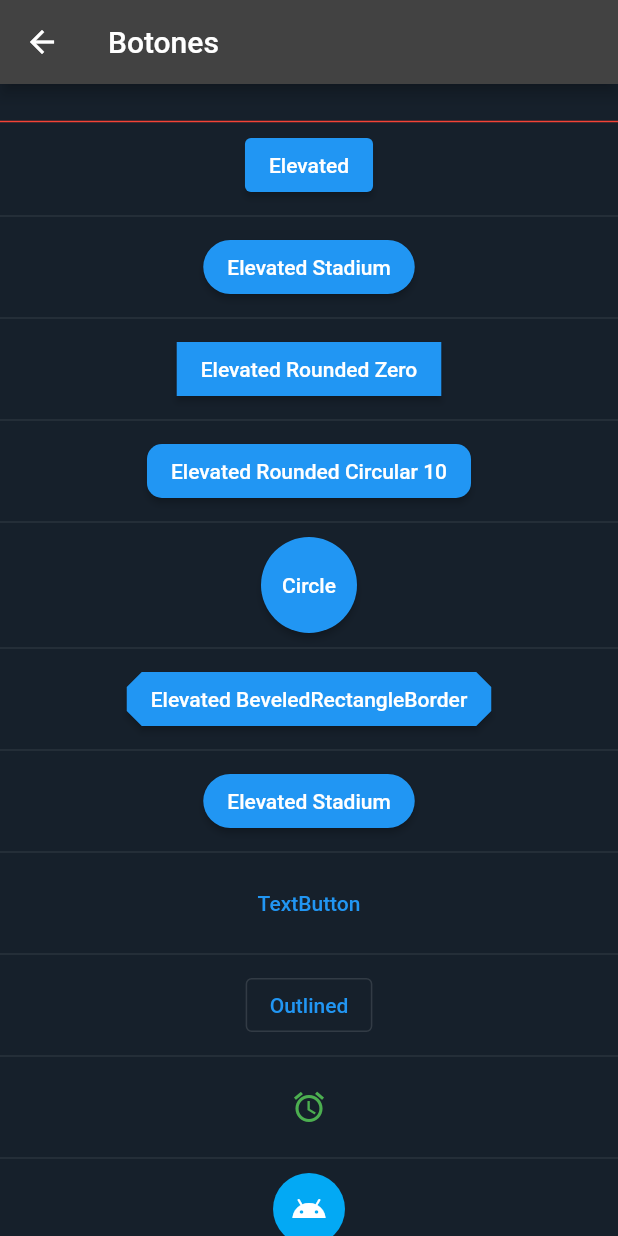
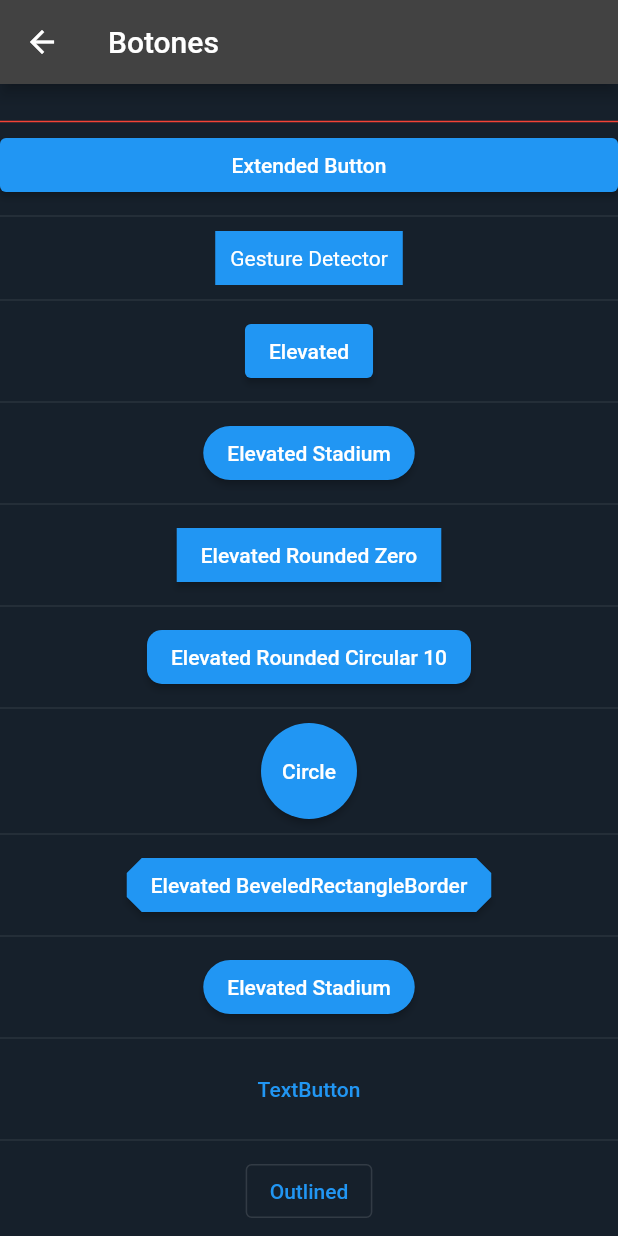
Before and after one commit to danielsaps/flutter-components, a Flutter app: the BotonesPage screen opened by its route, on a phone screen of 412 x 824 dp. Run offline on Flutter 3.47's test engine with Material 2 defaults, Android fonts, the phone set to English and light mode, and no system bars; our stand-ins replace flutter_svg, font_awesome_flutter.

Commit message:
Agregar ejemplos de botones

```diff
--- a/lib/src/pages/botones_page.dart
+++ b/lib/src/pages/botones_page.dart
@@ -25,6 +25,23 @@ class BotonesPage extends StatelessWidget {
               color: Colors.red,
               thickness: 1,
             ),
+            Container(
+              width: double.infinity,
+              child: ElevatedButton(
+                onPressed: () {},
+                child: Text('Extended Button'),
+              ),
+            ),
+            Divider(height: 20),
+            GestureDetector(
+              onTap: () {},
+              child: Container(
+                padding: EdgeInsets.all(10),
+                color: Colors.blue,
+                child: Text('Gesture Detector'),
+              ),
+            ),
+            Divider(height: 20),
             ElevatedButton(onPressed: () {}, child: Text('Elevated')),
             Divider(height: 20),
             ElevatedButton(
```
